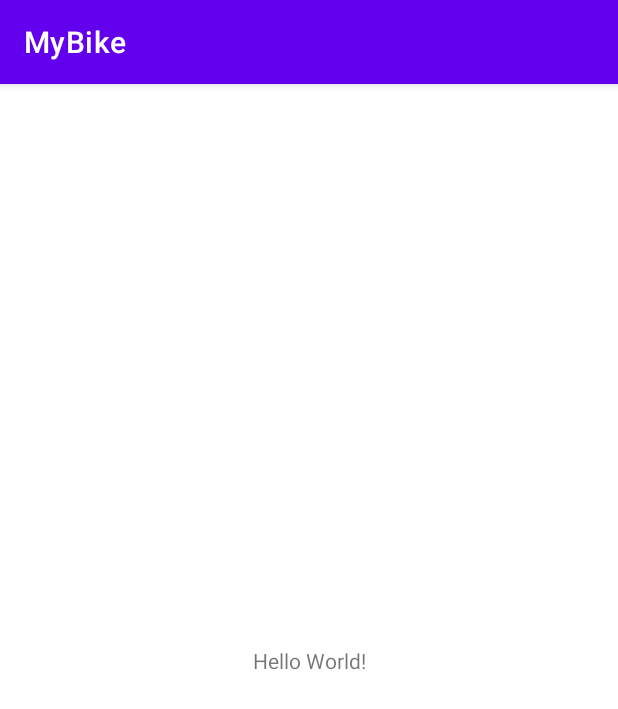
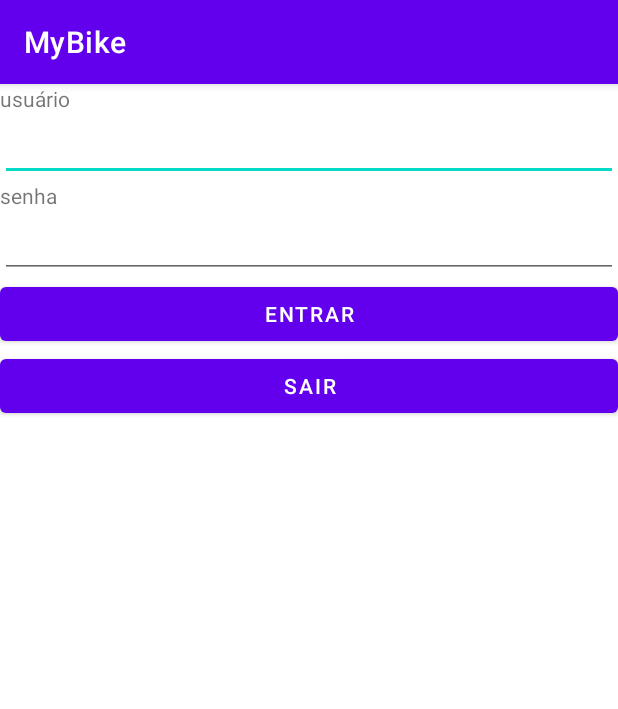
Before and after one commit to luismiguel172/MyBike, an Android app: the screen it shows after launch (MainActivity), on a phone screen of 412 x 824 dp. Shown: the top 709 px of the screen. Run offline under Robolectric (Android 15) with nearby library versions, the phone set to English and light mode, and no system bars.

Commit message:
Primeiro App

```diff
--- a/app/src/main/res/layout/activity_main.xml
+++ b/app/src/main/res/layout/activity_main.xml
@@ -1,18 +1,34 @@
 <?xml version="1.0" encoding="utf-8"?>
-<androidx.constraintlayout.widget.ConstraintLayout xmlns:android="http://schemas.android.com/apk/res/android"
+<LinearLayout
+    xmlns:android="http://schemas.android.com/apk/res/android"
     xmlns:app="http://schemas.android.com/apk/res-auto"
     xmlns:tools="http://schemas.android.com/tools"
     android:layout_width="match_parent"
+    android:orientation="vertical"
     android:layout_height="match_parent"
     tools:context=".MainActivity">
 
     <TextView
-        android:layout_width="wrap_content"
+        android:layout_width="match_parent"
         android:layout_height="wrap_content"
-        android:text="Hello World!"
-        app:layout_constraintBottom_toBottomOf="parent"
-        app:layout_constraintEnd_toEndOf="parent"
-        app:layout_constraintStart_toStartOf="parent"
-        app:layout_constraintTop_toTopOf="parent" />
+        android:text="usuário"/>
+    <EditText
+        android:layout_width="match_parent"
+        android:layout_height="wrap_content"/>
+    <TextView
+        android:layout_width="match_parent"
+        android:layout_height="wrap_content"
+        android:text="senha"/>
+    <EditText
+        android:layout_width="match_parent"
+        android:layout_height="wrap_content"/>
+    <Button
+        android:layout_width="match_parent"
+        android:layout_height="wrap_content"
+        android:text="Entrar"/>
+    <Button
+        android:layout_width="match_parent"
+        android:layout_height="wrap_content"
+        android:text="Sair"/>
 
-</androidx.constraintlayout.widget.ConstraintLayout>
+</LinearLayout>
```
